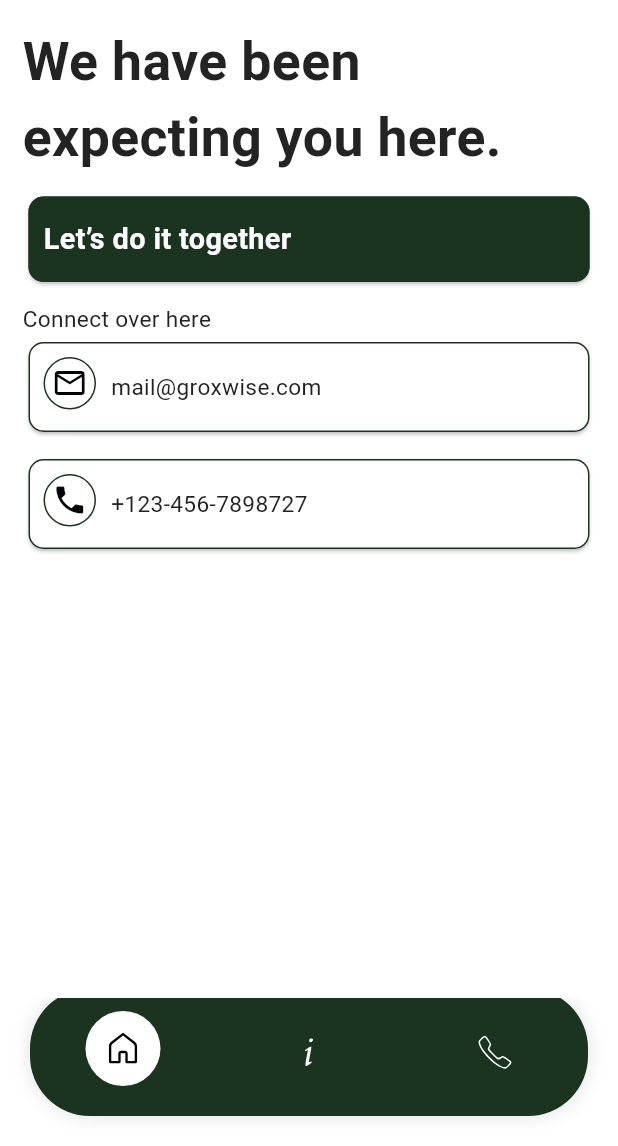
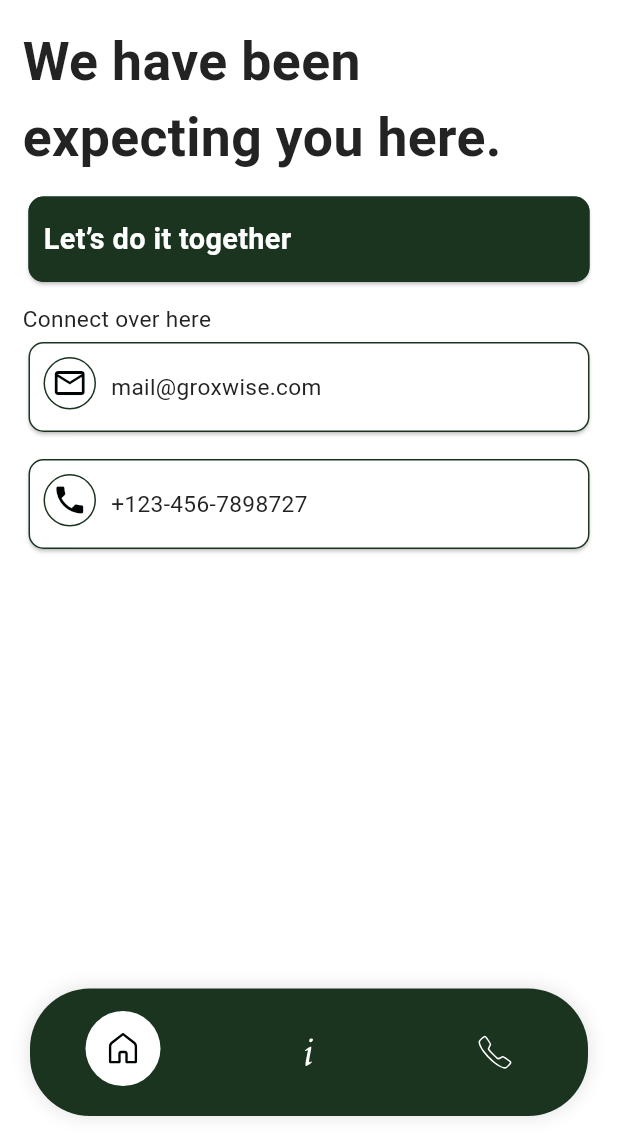
Before and after one commit to Awais-shams/grocwise-mobile-app, a Flutter app: the screen it shows after launch, swiped to page 3, on a phone screen of 412 x 824 dp, the part 90-1236 px from its top. Run offline on Flutter 3.47's test engine with Material 3 defaults, Android fonts, the phone set to English and light mode, and no system bars; our stand-ins replace bot_toast, cached_network_image, connectivity_plus, dio, flutter_svg, get and 4 more; accounts and stored records are empty; Roboto replaces fonts that are missing (Plus Jakarta Sans); project files that could hold a hidden picture were left out.

Commit message:
fixed issues

```diff
--- a/lib/src/ui/about_us/about_us_view.dart
+++ b/lib/src/ui/about_us/about_us_view.dart
@@ -42,7 +42,8 @@ class AboutUsViewContent extends BaseScreen<AboutUsView, HomeVM>
               itemBuilder: (context, index) {
                 return ListTile(
                   leading: SizedBox(
-                    width: 40, // Adjust width as needed
+                    width: 40,
+                    height: 30, // Adjust width as needed
                     child: Align(
                       alignment:
                           Alignment.topLeft, // Align the number to the top left
--- a/lib/src/widgets/bottom_nav_bar.dart
+++ b/lib/src/widgets/bottom_nav_bar.dart
@@ -24,7 +24,7 @@ class BottomNavBarState extends State<BottomNavBar> {
   @override
   Widget build(BuildContext context) {
     return SizedBox(
-      height: 12.h,
+      height: 120,
       child: Stack(
         children: [
           // Your main content here
```
Also changed, not shown: lib/src/ui/home/home_vm.dart (+7 -6 lines).
